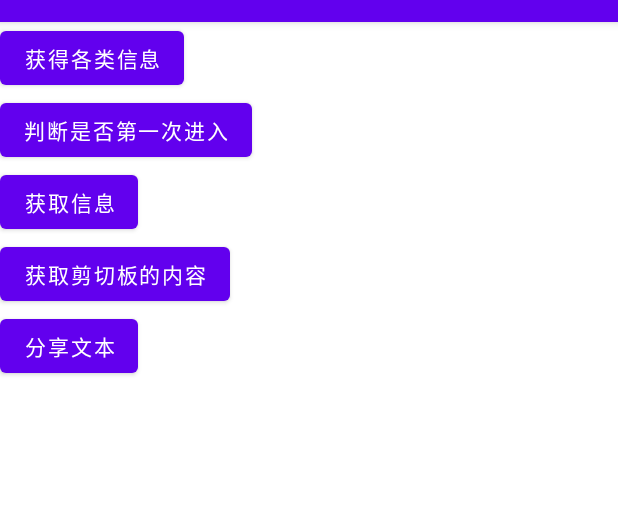
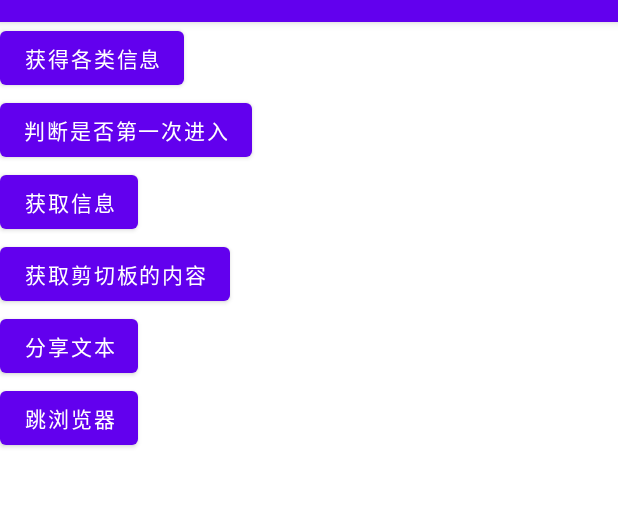
Before and after one commit to 18319557579/UtilsTest, an Android app: the screen it shows after launch (MainActivity), on a phone screen of 412 x 824 dp, the part 62-569 px from its top. Run offline under Robolectric (Android 15) with nearby library versions, the phone set to English and light mode, and no system bars.

Commit message:
跳自带的浏览器

```diff
--- a/app/src/main/res/layout/activity_main.xml
+++ b/app/src/main/res/layout/activity_main.xml
@@ -37,5 +37,12 @@
         android:layout_height="wrap_content"
         android:text="分享文本"/>
 
+    <Button
+        android:id="@+id/btn_skip"
+        android:layout_width="wrap_content"
+        android:layout_height="wrap_content"
+        android:text="跳浏览器"/>
+
+
 
 </LinearLayout>
```
Also changed, not shown: app/src/main/java/com/hsf/utilstest/MainActivity.java (+12 -0 lines).
